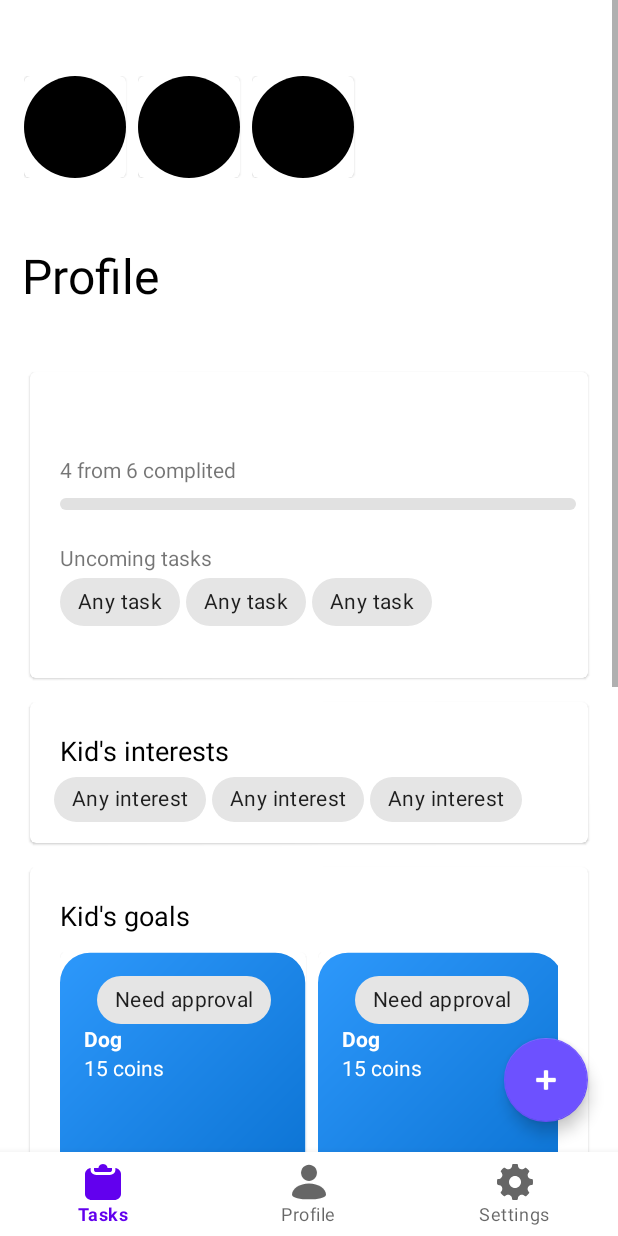
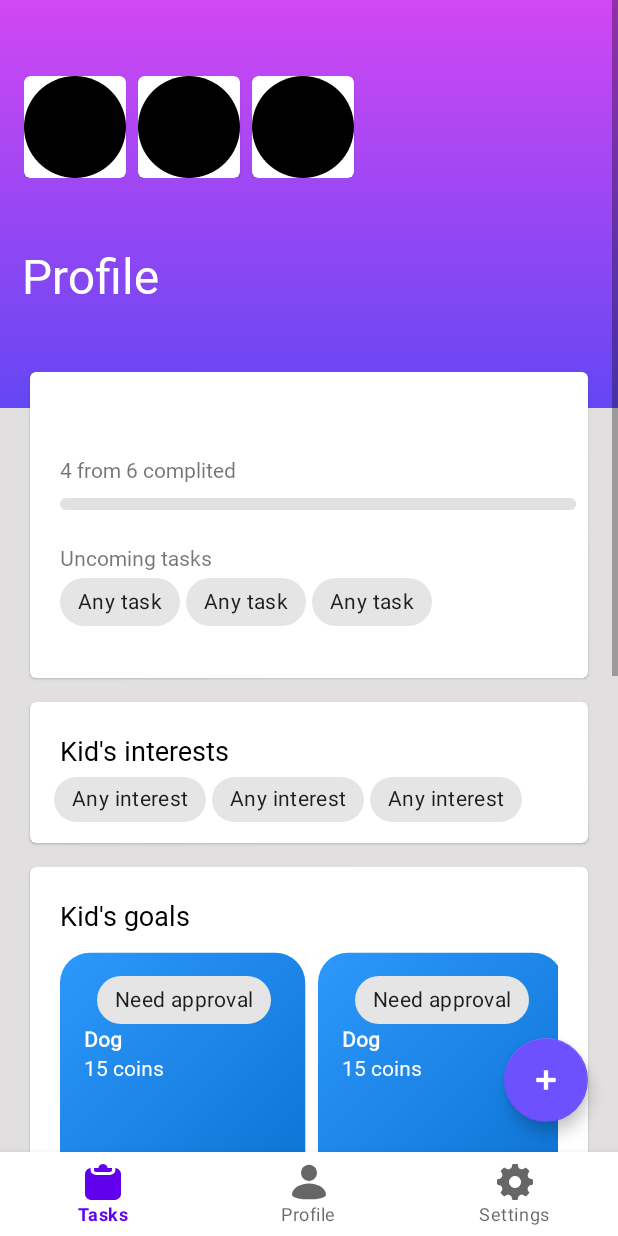
Before and after one commit to chaplianski/Levelty, an Android app: the layout fragment_profile.xml on its own in the app's theme, with its tools: preview values and no code run, on a phone screen of 412 x 824 dp. Run offline under Robolectric (Android 15) with nearby library versions, the phone set to English and light mode, and no system bars.

Commit message:
Add fonts, background in profile fragment

```diff
--- a/app/src/main/res/layout/fragment_profile.xml
+++ b/app/src/main/res/layout/fragment_profile.xml
@@ -37,14 +37,15 @@
         <androidx.constraintlayout.widget.ConstraintLayout
             android:layout_width="match_parent"
             android:layout_height="wrap_content"
-            android:orientation="vertical">
+            android:orientation="vertical"
+            android:background="#E1DFDF">
 
 
             <androidx.constraintlayout.widget.ConstraintLayout
                 android:id="@+id/constraintLayout"
                 android:layout_width="match_parent"
                 android:layout_height="272dp"
-
+                android:background="@drawable/my_gradient"
                 app:layout_constraintBottom_toBottomOf="parent"
                 app:layout_constraintEnd_toEndOf="parent"
                 app:layout_constraintHorizontal_bias="0.0"
@@ -66,14 +67,17 @@
                     app:layout_constraintStart_toStartOf="parent"
                     app:layout_constraintTop_toTopOf="parent"
                     app:layout_constraintVertical_bias="0.296"
-                    tools:listitem="@layout/fragment_profile_kid_item"/>
+                    tools:listitem="@layout/fragment_profile_kid_item">
+
+                </androidx.recyclerview.widget.RecyclerView>
 
                 <TextView
                     android:id="@+id/textView"
                     android:layout_width="wrap_content"
                     android:layout_height="wrap_content"
                     android:text="Profile"
-                    android:textColor="@color/black"
+                    style="@style/ExtraBold"
+                    android:textColor="@color/white"
                     android:textSize="32sp"
                     app:layout_constraintBottom_toBottomOf="parent"
                     app:layout_constraintEnd_toEndOf="parent"
@@ -123,6 +127,7 @@
                         android:layout_marginStart="20dp"
                         android:layout_marginTop="55dp"
                         android:text="4 from 6 complited"
+                        style="@style/Regular"
                         app:layout_constraintBottom_toBottomOf="parent"
                         app:layout_constraintEnd_toEndOf="parent"
                         app:layout_constraintHorizontal_bias="0.0"
@@ -156,6 +161,7 @@
                         android:layout_marginStart="20dp"
                         android:layout_marginTop="114dp"
                         android:text="Uncoming tasks"
+                        style="@style/Regular"
                         app:layout_constraintBottom_toBottomOf="parent"
                         app:layout_constraintEnd_toEndOf="parent"
                         app:layout_constraintHorizontal_bias="0.0"
@@ -209,6 +215,7 @@
                         android:layout_marginStart="20dp"
                         android:layout_marginTop="20dp"
                         android:text="Kid's interests"
+                        style="@style/Bold"
                         android:textColor="@color/black"
                         android:textSize="18sp"
                         app:layout_constraintBottom_toBottomOf="parent"
@@ -260,6 +267,7 @@
                         android:layout_marginStart="20dp"
                         android:layout_marginTop="20dp"
                         android:text="Kid's goals"
+                        style="@style/Bold"
                         android:textColor="@color/black"
                         android:textSize="18sp"
                         app:layout_constraintBottom_toBottomOf="parent"
@@ -314,6 +322,7 @@
                         android:layout_marginStart="20dp"
                         android:layout_marginTop="20dp"
                         android:text="Parent's purpose"
+                        style="@style/Bold"
                         android:textColor="@color/black"
                         android:textSize="18sp"
                         app:layout_constraintBottom_toBottomOf="parent"
@@ -350,10 +359,11 @@
                 android:layout_marginStart="20dp"
                 android:layout_marginTop="16dp"
                 android:layout_marginEnd="20dp"
+
                 android:layout_marginBottom="20dp"
-
+                app:layout_constraintBottom_toBottomOf="parent"
                 app:layout_constraintEnd_toEndOf="parent"
-                app:layout_constraintHorizontal_bias="0.5"
+                app:layout_constraintStart_toStartOf="parent"
                 app:layout_constraintTop_toBottomOf="@+id/cv_profile_fragment_parent_purposes">
 
                 <androidx.constraintlayout.widget.ConstraintLayout
@@ -367,6 +377,7 @@
                         android:layout_marginStart="20dp"
                         android:layout_marginTop="20dp"
                         android:text="Statistics"
+                        style="@style/Bold"
                         android:textColor="@color/black"
                         android:textSize="18sp"
                         app:layout_constraintBottom_toBottomOf="parent"
--- a/app/src/main/res/layout/fragment_profile_goal_item.xml
+++ b/app/src/main/res/layout/fragment_profile_goal_item.xml
@@ -35,6 +35,7 @@
                 android:layout_height="wrap_content"
                 android:layout_marginEnd="4dp"
                 android:text="Need approval"
+                style="@style/Light"
                 app:ensureMinTouchTargetSize="false"
                 app:layout_constraintBottom_toBottomOf="parent"
                 app:layout_constraintEnd_toEndOf="parent"
@@ -49,6 +50,7 @@
                 android:layout_height="wrap_content"
                 android:layout_marginStart="16dp"
                 android:text="Dog"
+                style="@style/Bold"
                 android:textColor="@color/white"
                 android:textStyle="bold"
                 app:layout_constraintBottom_toBottomOf="parent"
@@ -64,6 +66,7 @@
                 android:layout_height="wrap_content"
                 android:layout_marginStart="16dp"
                 android:text="15 coins"
+                style="@style/Regular"
                 android:textColor="@color/white"
                 app:layout_constraintBottom_toBottomOf="parent"
                 app:layout_constraintEnd_toEndOf="parent"
--- a/app/src/main/res/values/themes.xml
+++ b/app/src/main/res/values/themes.xml
@@ -20,4 +20,28 @@
         <item name="cornerSize">16dp</item>
     </style>
 
+    <style name="Regular">
+        <item name="android:fontFamily">@font/nunito_sans_regular</item>
+        <item name="fontFamily">@font/nunito_sans_regular</item>
+        <item name="android:textStyle">normal</item>
+    </style>
+
+    <style name="Light">
+        <item name="android:fontFamily">@font/nunito_sans_light</item>
+        <item name="fontFamily">@font/nunito_sans_light</item>
+        <item name="android:textStyle">normal</item>
+    </style>
+
+    <style name="Bold">
+        <item name="android:fontFamily">@font/nunito_sans_semi_bold</item>
+        <item name="fontFamily">@font/nunito_sans_semi_bold</item>
+        <item name="android:textStyle">normal</item>
+    </style>
+
+    <style name="ExtraBold">
+        <item name="android:fontFamily">@font/nunito_sans_extra_bold</item>
+        <item name="fontFamily">@font/nunito_sans_extra_bold</item>
+        <item name="android:textStyle">normal</item>
+    </style>
+
 </resources>
```
